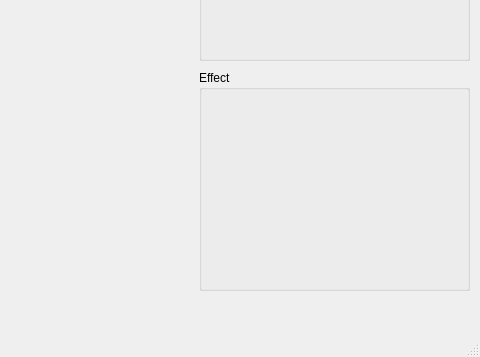
neodc/Invade, file invadeui.ui: the form before one commit; both pictures show x 351 to 831 and y 186 to 543 of the 831 by 543 pixel window.
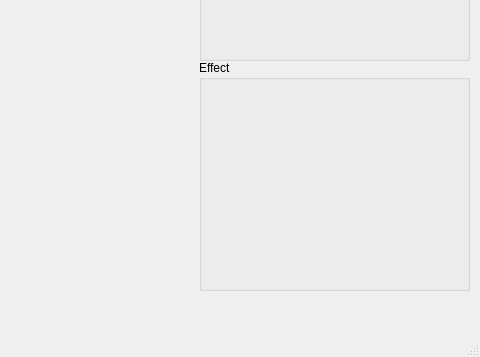
The form after the commit.

Commit message: Add feature choseEffect

Patch:
```diff
--- a/invadeui.ui
+++ b/invadeui.ui
@@ -79,14 +79,25 @@
     <property name="geometry">
      <rect>
       <x>550</x>
-      <y>220</y>
+      <y>210</y>
       <width>271</width>
-      <height>221</height>
+      <height>231</height>
      </rect>
     </property>
     <property name="title">
      <string>Effect</string>
     </property>
+    <widget class="QWidget" name="gridLayoutWidget_3">
+     <property name="geometry">
+      <rect>
+       <x>10</x>
+       <y>10</y>
+       <width>251</width>
+       <height>201</height>
+      </rect>
+     </property>
+     <layout class="QGridLayout" name="effectLayout"/>
+    </widget>
    </widget>
    <widget class="QLabel" name="label">
     <property name="geometry">
```
The commit also changes 2 other files.
